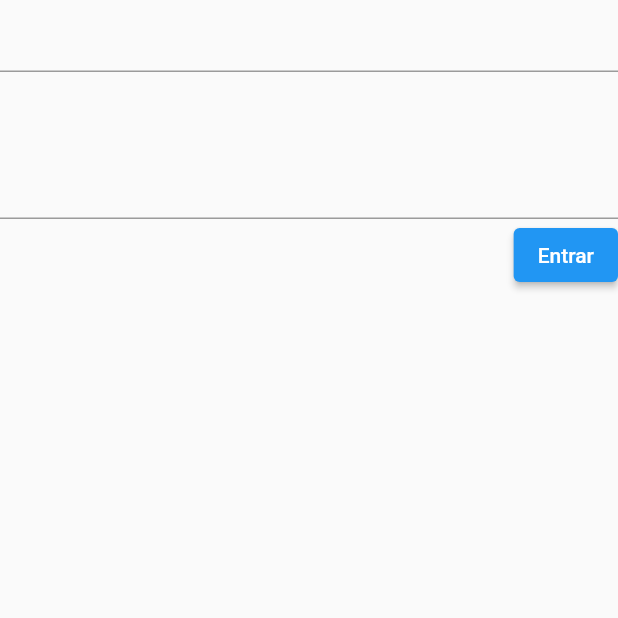
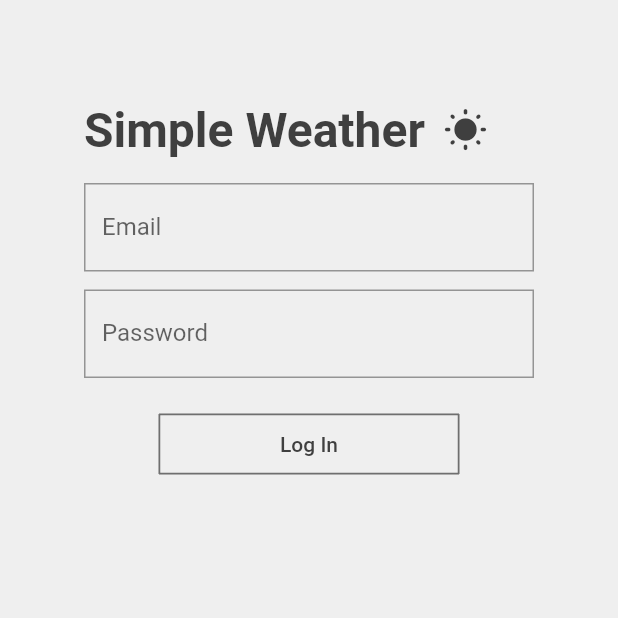
Before and after one commit to jodamco/simple-weather, a Flutter app: the screen it shows after launch, on a phone screen of 412 x 824 dp, the top half of it. Run offline on Flutter 3.47's test engine with Material 2 defaults, Android fonts, the light colour scheme and no system bars; our stand-ins replace bloc, dio, email_validator, flutter_bloc, google_fonts; Roboto replaces fonts that are missing (Tinos).

Commit message:
feat(auth): finishes login page

```diff
--- a/lib/auth/presentation/login_page/login_page.dart
+++ b/lib/auth/presentation/login_page/login_page.dart
@@ -1,7 +1,10 @@
+import 'package:email_validator/email_validator.dart';
 import 'package:flutter/material.dart';
 import 'package:flutter_bloc/flutter_bloc.dart';
 import 'package:simple_weather/auth/data/providers/auth_provider.dart';
 import 'package:simple_weather/auth/logic/login_cubit/login_cubit.dart';
+import 'package:simple_weather/core/presentation/widgets/simple_weather_logo.dart';
+import 'package:simple_weather/core/presentation/widgets/sized_outlined_button.dart';
 
 class LoginPage extends StatelessWidget {
   const LoginPage({super.key});
@@ -52,7 +55,7 @@ class _LoginPageViewState extends State<LoginPageView> {
 
   @override
   Widget build(BuildContext context) {
-    return BlocConsumer<LoginCubit, LoginState>(
+    return BlocListener<LoginCubit, LoginState>(
       listener: (context, state) {
         if (state is LoginError) {
           ScaffoldMessenger.of(context).showSnackBar(
@@ -70,26 +73,46 @@ class _LoginPageViewState extends State<LoginPageView> {
           Navigator.pushNamed(context, '/weather');
         }
       },
-      builder: (context, state) {
-        return Scaffold(
-          body: SingleChildScrollView(
+      child: Scaffold(
+        backgroundColor: const Color(0xFFEFEFEF),
+        body: Padding(
+          padding: const EdgeInsets.symmetric(
+            horizontal: 56,
+            vertical: 68,
+          ),
           child: Column(
             mainAxisSize: MainAxisSize.min,
-              mainAxisAlignment: MainAxisAlignment.center,
+            mainAxisAlignment: MainAxisAlignment.end,
             crossAxisAlignment: CrossAxisAlignment.center,
             children: [
+              const SimpleWeatherLogo(),
+              const SizedBox(height: 16),
               Form(
                 key: _formKey,
                 child: Column(
                   mainAxisAlignment: MainAxisAlignment.center,
-                    crossAxisAlignment: CrossAxisAlignment.end,
+                  crossAxisAlignment: CrossAxisAlignment.center,
                   children: [
                     TextFormField(
                       keyboardType: TextInputType.emailAddress,
                       textInputAction: TextInputAction.next,
                       controller: _emailController,
+                      decoration: const InputDecoration(
+                        border: OutlineInputBorder(
+                          borderRadius: BorderRadius.zero,
                         ),
-                      const SizedBox(height: 50.0),
+                        labelText: "Email",
+                      ),
+                      validator: (value) {
+                        if (value == null || value.isEmpty) {
+                          return 'Please enter your email';
+                        } else if (!EmailValidator.validate(value)) {
+                          return 'Please insert a valid email';
+                        }
+                        return null;
+                      },
+                    ),
+                    const SizedBox(height: 12.0),
                     TextFormField(
                       keyboardType: TextInputType.visiblePassword,
                       textInputAction: TextInputAction.done,
@@ -97,36 +120,36 @@ class _LoginPageViewState extends State<LoginPageView> {
                       obscureText: true,
                       enableSuggestions: false,
                       autocorrect: false,
+                      decoration: const InputDecoration(
+                        border: OutlineInputBorder(
+                          borderRadius: BorderRadius.zero,
                         ),
-                      ElevatedButton(
-                        style: Theme.of(context).elevatedButtonTheme.style,
-                        onPressed: _handleLogin,
-                        child: BlocBuilder<LoginCubit, LoginState>(
-                          builder: (context, state) {
-                            if (state is LoginLoading) {
-                              return Center(
-                                child: CircularProgressIndicator(
-                                  strokeWidth: 2.0,
-                                  color:
-                                      Theme.of(context).colorScheme.onPrimary,
+                        labelText: "Password",
                       ),
-                              );
-                            } else {
-                              return const Text("Entrar");
+                      validator: (value) {
+                        if (value == null || value.isEmpty) {
+                          return 'Please enter your password';
                         }
+                        return null;
                       },
-                        ),
                     ),
                   ],
                 ),
               ),
+              const SizedBox(height: 24.0),
+              BlocBuilder<LoginCubit, LoginState>(
+                builder: (context, state) {
+                  return SizedOutlinedButton(
+                    onPressed: _handleLogin,
+                    isLoading: state is LoginLoading,
+                    child: const Text("Log In"),
+                  );
+                },
+              ),
             ],
           ),
         ),
-        );
-      },
+      ),
     );
   }
 }
-
-class TextFieldWithLabel {}
--- /dev/null
+++ b/lib/core/presentation/widgets/simple_weather_logo.dart
@@ -0,0 +1,28 @@
+import 'package:flutter/material.dart';
+import 'package:google_fonts/google_fonts.dart';
+
+class SimpleWeatherLogo extends StatelessWidget {
+  const SimpleWeatherLogo({super.key});
+
+  @override
+  Widget build(BuildContext context) {
+    return Row(
+      children: [
+        Text(
+          'Simple Weather',
+          style: GoogleFonts.tinos(
+            fontSize: 32.0,
+            fontWeight: FontWeight.w600,
+            color: const Color(0xFF3F3F3F),
+          ),
+        ),
+        const SizedBox(width: 12),
+        const Icon(
+          Icons.wb_sunny_rounded,
+          color: Color(0xFF3F3F3F),
+          size: 30,
+        )
+      ],
+    );
+  }
+}
--- /dev/null
+++ b/lib/core/presentation/widgets/sized_outlined_button.dart
@@ -0,0 +1,43 @@
+import 'package:flutter/material.dart';
+
+class SizedOutlinedButton extends StatelessWidget {
+  final VoidCallback onPressed;
+  final Widget child;
+  final double height;
+  final double width;
+  final bool isLoading;
+
+  const SizedOutlinedButton(
+      {super.key,
+      required this.onPressed,
+      required this.child,
+      this.height = 40,
+      this.width = 200,
+      this.isLoading = false});
+
+  @override
+  Widget build(BuildContext context) {
+    return SizedBox(
+      height: height,
+      width: width,
+      child: OutlinedButton(
+        style: OutlinedButton.styleFrom(
+          foregroundColor: const Color(0xFF3F3F3F),
+          shape: const BeveledRectangleBorder(
+            borderRadius: BorderRadius.zero,
+          ),
+          side: const BorderSide(
+            width: 0.5,
+            color: Color(0xFF3F3F3F),
+          ),
+        ),
+        onPressed: onPressed,
+        child: isLoading
+            ? const Center(
+                child: LinearProgressIndicator(),
+              )
+            : child,
+      ),
+    );
+  }
+}
--- a/lib/simple_weather.dart
+++ b/lib/simple_weather.dart
@@ -15,9 +15,6 @@ class SimpleWeather extends StatelessWidget {
       title: 'SimpleWeather',
       debugShowCheckedModeBanner: false,
       restorationScopeId: 'simpleWeather',
-      theme: ThemeData(
-        visualDensity: VisualDensity.adaptivePlatformDensity,
-      ),
       routes: routes,
       builder: (context, child) {
         return child!;
--- a/pubspec.yaml
+++ b/pubspec.yaml
@@ -9,9 +9,11 @@ environment:
 dependencies:
   bloc: ^8.1.4
   dio: ^5.4.3+1
+  email_validator: ^2.1.17
   flutter:
     sdk: flutter
   flutter_bloc: ^8.1.5
+  google_fonts: 6.1.0
   meta: ^1.9.1
 
 dev_dependencies:
```
Also changed, not shown: pubspec.lock, 2 other files. Lines whose indentation alone changed are shown as unchanged.
